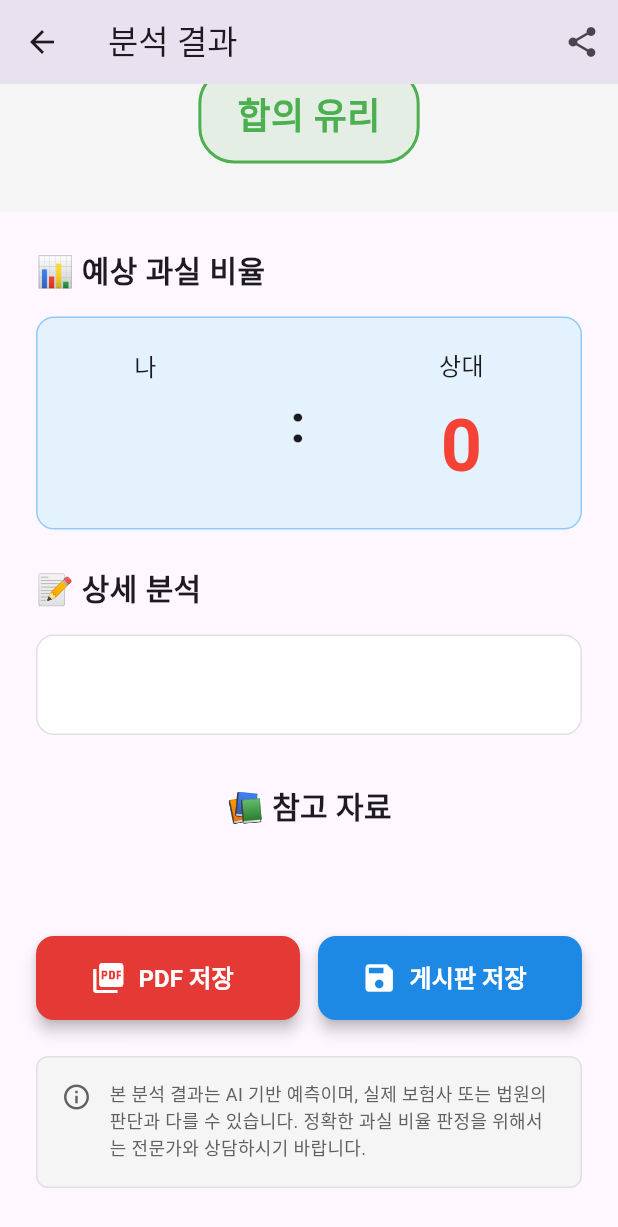
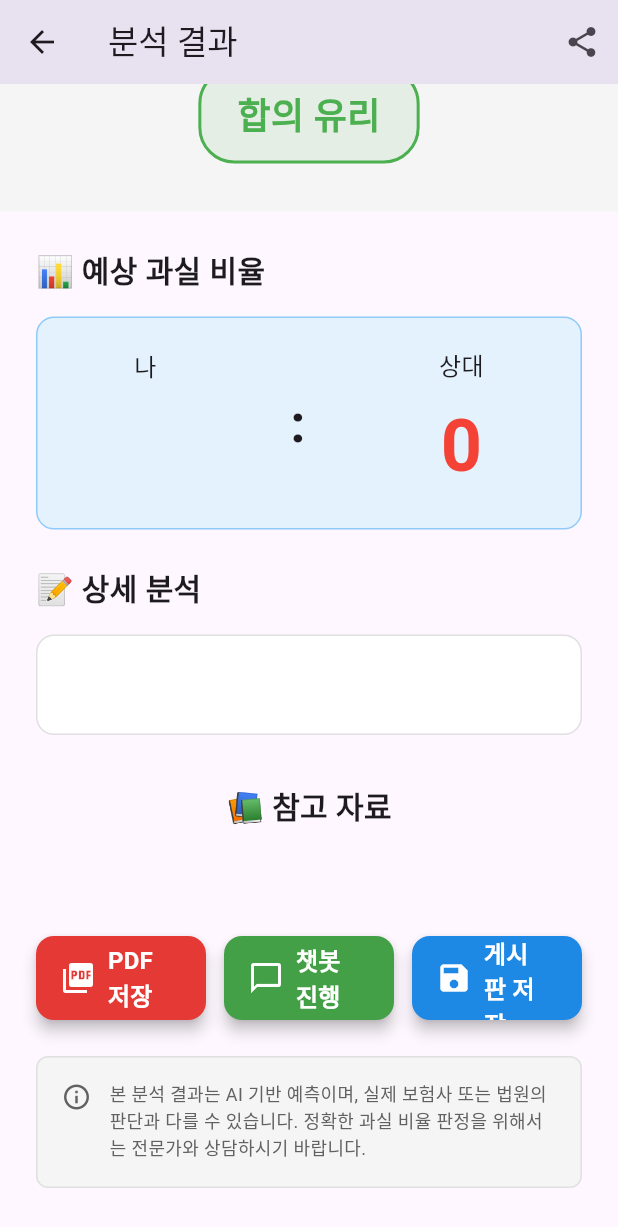
Before and after one commit to aiacademy8th/Chatbot, a Flutter app: the ResultScreen screen opened directly with empty values, scrolled down 235 dp, on a phone screen of 412 x 824 dp. Shown: the top 1227 px of the screen. Run offline on Flutter 3.47's test engine with Material 3 defaults, Android fonts, the phone set to English and light mode, and no system bars; our stand-ins replace flutter_dotenv, image_picker, pdf, printing; Roboto replaces fonts that are missing (NotoSans).

Commit message:
챗봇 기능 연동

```diff
--- a/front/lib/result.dart
+++ b/front/lib/result.dart
@@ -7,15 +7,18 @@ import 'package:path_provider/path_provider.dart';
 import 'dart:typed_data';
 import 'package:flutter/services.dart';
 import 'board_save.dart';
+import 'chat_widget_screen.dart';
 
 class ResultScreen extends StatelessWidget {
   final Map<String, dynamic> analysisResult;
   final Map<String, dynamic> userAnswers;
+  final String threadId;
 
   const ResultScreen({
     super.key,
     required this.analysisResult,
     required this.userAnswers,
+    required this.threadId,
   });
 
   // ⭐ 게시글 ID 생성 (1부터 시작)
@@ -498,6 +501,40 @@ class ResultScreen extends StatelessWidget {
                 ),
                 const SizedBox(width: 12),
 
+                // 챗봇 진행 버튼 추가
+                Expanded(
+                  child: SizedBox(
+                    height: 56,
+                    child: ElevatedButton.icon(
+                      onPressed: () {
+                        Navigator.push(
+                          context,
+                          MaterialPageRoute(
+                            builder: (context) => ChatWidgetScreen(
+                              accidentData: const [], // 초기 데이터 없음
+                              threadId: threadId,
+                            ),
+                          ),
+                        );
+                      },
+                      icon: const Icon(Icons.chat_bubble_outline, size: 24),
+                      label: const Text(
+                        '챗봇 진행',
+                        style: TextStyle(fontSize: 16, fontWeight: FontWeight.bold),
+                      ),
+                      style: ElevatedButton.styleFrom(
+                        backgroundColor: Colors.green.shade600,
+                        foregroundColor: Colors.white,
+                        shape: RoundedRectangleBorder(
+                          borderRadius: BorderRadius.circular(12),
+                        ),
+                        elevation: 4,
+                      ),
+                    ),
+                  ),
+                ),
+                const SizedBox(width: 12),
+
                 // 두 번째 버튼
                 Expanded(
                     child: SizedBox(
```
Also changed, not shown: front/lib/chat.dart (+9 -4 lines), front/lib/chat_widget_screen.dart (added, +27 -0 lines), front/lib/widgets/chat_widget.dart (+55 -32 lines), 1 other file.
